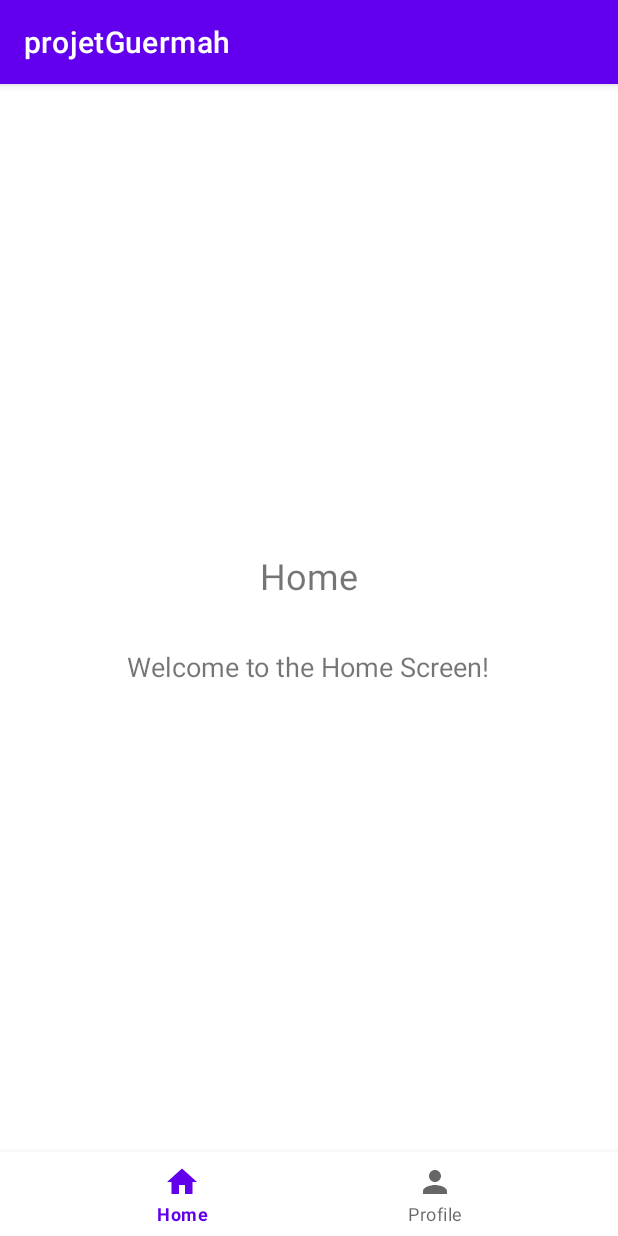
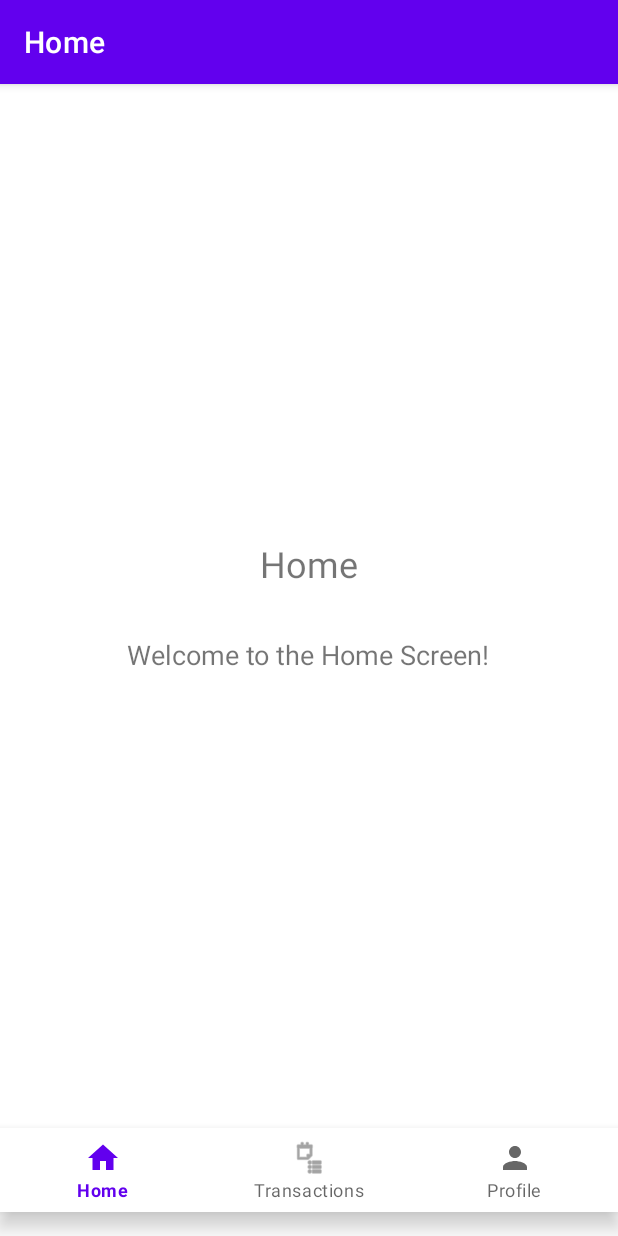
Before and after one commit to ismailmdn/Dev-Mobile, an Android app: the MainActivity screen opened directly, with no data from a screen before it, on a phone screen of 412 x 824 dp. Run offline under Robolectric (Android 15) with nearby library versions, the phone set to English and light mode, and no system bars; our stand-ins replace navigation-ui.

Commit message:
add transaction tab

```diff
--- a/app/src/main/java/com/example/projetguermah/MainActivity.java
+++ b/app/src/main/java/com/example/projetguermah/MainActivity.java
@@ -2,8 +2,11 @@ package com.example.projetguermah;
 
 import android.os.Bundle;
 import androidx.appcompat.app.AppCompatActivity;
-import androidx.fragment.app.Fragment;
 import com.google.android.material.bottomnavigation.BottomNavigationView;
+import androidx.navigation.NavController;
+import androidx.navigation.fragment.NavHostFragment;
+import androidx.navigation.ui.AppBarConfiguration;
+import androidx.navigation.ui.NavigationUI;
 
 public class MainActivity extends AppCompatActivity {
 
@@ -14,30 +17,19 @@ public class MainActivity extends AppCompatActivity {
 
         // Initialize bottom navigation
         BottomNavigationView bottomNav = findViewById(R.id.bottom_navigation);
-        bottomNav.setOnItemSelectedListener(item -> {
-            Fragment selectedFragment = null;
-            int itemId = item.getItemId();
 
-            if (itemId == R.id.navigation_home) {
-                selectedFragment = new HomeFragment();
-            } else if (itemId == R.id.navigation_profile) {
-                selectedFragment = new ProfileFragment();
-            }
+        // Get the NavController
+        NavHostFragment navHostFragment = (NavHostFragment) getSupportFragmentManager()
+                .findFragmentById(R.id.nav_host_fragment);
+        NavController navController = navHostFragment.getNavController();
 
-            if (selectedFragment != null) {
-                getSupportFragmentManager().beginTransaction()
-                    .replace(R.id.fragment_container, selectedFragment)
-                    .commit();
-            }
+        // Set up the ActionBar with the NavController
+        AppBarConfiguration appBarConfiguration = new AppBarConfiguration.Builder(
+                R.id.navigation_home, R.id.navigation_transactions, R.id.navigation_profile)
+                .build();
+        NavigationUI.setupActionBarWithNavController(this, navController, appBarConfiguration);
 
-            return true;
-        });
-
-        // Set default fragment
-        if (savedInstanceState == null) {
-            getSupportFragmentManager().beginTransaction()
-                .replace(R.id.fragment_container, new HomeFragment())
-                .commit();
-        }
+        // Set up the bottom navigation with the NavController
+        NavigationUI.setupWithNavController(bottomNav, navController);
     }
 }
--- /dev/null
+++ b/app/src/main/java/com/example/projetguermah/fragments/TransactionFragment.java
@@ -0,0 +1,4 @@
+package com.example.projetguermah.fragments;
+
+public class TransactionFragment {
+}
--- /dev/null
+++ b/app/src/main/res/drawable/category_background.xml
@@ -0,0 +1,6 @@
+<?xml version="1.0" encoding="utf-8"?>
+<shape xmlns:android="http://schemas.android.com/apk/res/android"
+    android:shape="rectangle">
+    <solid android:color="#E0E0E0" />
+    <corners android:radius="12dp" />
+</shape>
--- a/app/src/main/res/layout/activity_main.xml
+++ b/app/src/main/res/layout/activity_main.xml
@@ -1,25 +1,32 @@
 <?xml version="1.0" encoding="utf-8"?>
-<RelativeLayout xmlns:android="http://schemas.android.com/apk/res/android"
+<androidx.constraintlayout.widget.ConstraintLayout xmlns:android="http://schemas.android.com/apk/res/android"
     xmlns:app="http://schemas.android.com/apk/res-auto"
     xmlns:tools="http://schemas.android.com/tools"
     android:layout_width="match_parent"
     android:layout_height="match_parent"
     tools:context=".MainActivity">
 
-    <!-- Fragment Container -->
-    <FrameLayout
-        android:id="@+id/fragment_container"
-        android:layout_width="match_parent"
-        android:layout_height="match_parent"
-        android:layout_above="@id/bottom_navigation" />
+    <androidx.fragment.app.FragmentContainerView
+        android:id="@+id/nav_host_fragment"
+        android:name="androidx.navigation.fragment.NavHostFragment"
+        android:layout_width="0dp"
+        android:layout_height="0dp"
+        app:layout_constraintBottom_toTopOf="@id/bottom_navigation"
+        app:layout_constraintLeft_toLeftOf="parent"
+        app:layout_constraintRight_toRightOf="parent"
+        app:layout_constraintTop_toTopOf="parent"
+        app:defaultNavHost="true"
+        app:navGraph="@navigation/mobile_navigation" />
 
-    <!-- Bottom Navigation -->
     <com.google.android.material.bottomnavigation.BottomNavigationView
         android:id="@+id/bottom_navigation"
-        android:layout_width="match_parent"
+        android:layout_width="0dp"
         android:layout_height="wrap_content"
-        android:layout_alignParentBottom="true"
+        android:layout_marginBottom="16dp"
         android:background="?android:attr/windowBackground"
+        app:layout_constraintBottom_toBottomOf="parent"
+        app:layout_constraintLeft_toLeftOf="parent"
+        app:layout_constraintRight_toRightOf="parent"
         app:menu="@menu/bottom_nav_menu" />
 
-</RelativeLayout>
+</androidx.constraintlayout.widget.ConstraintLayout>
--- a/app/src/main/res/menu/bottom_nav_menu.xml
+++ b/app/src/main/res/menu/bottom_nav_menu.xml
@@ -6,6 +6,11 @@
         android:title="Home" />
 
     <item
+        android:id="@+id/navigation_transactions"
+        android:icon="@android:drawable/ic_menu_agenda"
+        android:title="Transactions" />
+
+    <item
         android:id="@+id/navigation_profile"
         android:icon="@drawable/ic_profile"
         android:title="Profile" />
--- /dev/null
+++ b/app/src/main/res/navigation/mobile_navigation.xml
@@ -0,0 +1,26 @@
+<?xml version="1.0" encoding="utf-8"?>
+<navigation xmlns:android="http://schemas.android.com/apk/res/android"
+    xmlns:app="http://schemas.android.com/apk/res-auto"
+    xmlns:tools="http://schemas.android.com/tools"
+    android:id="@+id/mobile_navigation"
+    app:startDestination="@id/navigation_home">
+
+    <fragment
+        android:id="@+id/navigation_home"
+        android:name="com.example.projetguermah.HomeFragment"
+        android:label="Home"
+        tools:layout="@layout/fragment_home" />
+
+    <fragment
+        android:id="@+id/navigation_transactions"
+        android:name="com.example.projetguermah.TransactionFragment"
+        android:label="Transactions"
+        tools:layout="@layout/fragment_transaction" />
+
+    <fragment
+        android:id="@+id/navigation_profile"
+        android:name="com.example.projetguermah.ProfileFragment"
+        android:label="Profile"
+        tools:layout="@layout/fragment_profile" />
+
+</navigation>
--- a/app/src/main/res/navigation/nav_graph.xml
+++ b/app/src/main/res/navigation/nav_graph.xml
@@ -8,6 +8,10 @@
         android:id="@+id/homeFragment"
         android:name="com.example.projetguermah.fragments.HomeFragment"
         android:label="Home" />
+    <fragment
+        android:id="@+id/trasactionFragment"
+        android:name="com.example.projetguermah.fragments.TransactionFragment"
+        android:label="Transaction" />
 
     <fragment
         android:id="@+id/profileFragment"
```
Also changed, not shown: app/src/main/java/com/example/projetguermah/Transaction.java (added, +84 -0 lines), app/src/main/java/com/example/projetguermah/TransactionAdapter.java (added, +90 -0 lines), app/src/main/java/com/example/projetguermah/TransactionFragment.java (added, +120 -0 lines), app/src/main/java/com/example/projetguermah/TransactionsFragment.java (added, +120 -0 lines), app/src/main/res/drawable/ic_transactions.xml (added, +10 -0 lines), app/src/main/res/layout/fragment_transaction.xml (added, +65 -0 lines), app/src/main/res/layout/fragment_transactions.xml (added, +65 -0 lines), app/src/main/res/layout/item_transaction.xml (added, +63 -0 lines).
